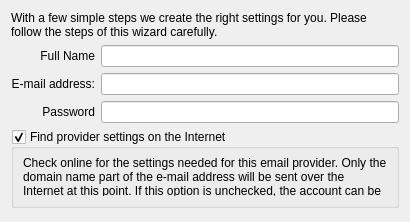
Above: accountwizard/personaldatapage.ui from KDE/kdepim-runtime before the change. Below: the same form after it.
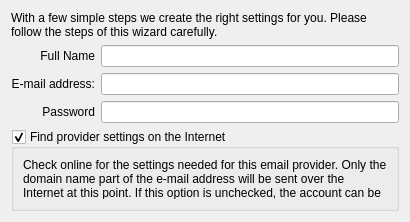
That is the form after the change. Custom widgets are drawn as their Qt base class.

Commit message: Assigning buddy labels to inputs in Account Wizzard

Diff of the .ui file:
```diff
--- a/accountwizard/personaldatapage.ui
+++ b/accountwizard/personaldatapage.ui
@@ -118,6 +118,12 @@
      <property name="sizeType">
       <enum>QSizePolicy::MinimumExpanding</enum>
      </property>
+     <property name="sizeHint" stdset="0">
+      <size>
+       <width>0</width>
+       <height>0</height>
+      </size>
+     </property>
     </spacer>
    </item>
   </layout>
```
Left out of the diff: 9 changed lines with no effect on the pictures.
